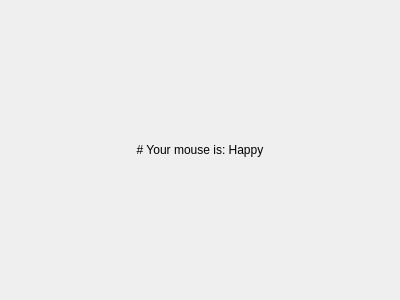
ETHZ-INS/Flow3R, file ui/WelfareAnalysisWidget.ui: the form before one commit.
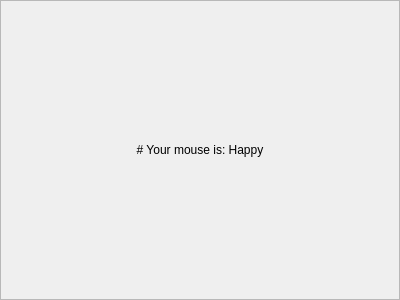
The form after the commit.

```diff
--- a/ui/WelfareAnalysisWidget.ui
+++ b/ui/WelfareAnalysisWidget.ui
@@ -18,6 +18,30 @@
   </property>
   <widget class="QWidget" name="dockWidgetContents">
    <layout class="QVBoxLayout" name="verticalLayout">
+    <property name="spacing">
+     <number>0</number>
+    </property>
+    <property name="leftMargin">
+     <number>0</number>
+    </property>
+    <property name="topMargin">
+     <number>0</number>
+    </property>
+    <property name="rightMargin">
+     <number>0</number>
+    </property>
+    <property name="bottomMargin">
+     <number>0</number>
+    </property>
+    <item>
+     <widget class="QFrame" name="frame">
+      <property name="frameShape">
+       <enum>QFrame::StyledPanel</enum>
+      </property>
+      <property name="frameShadow">
+       <enum>QFrame::Raised</enum>
+      </property>
+      <layout class="QVBoxLayout" name="verticalLayout_2">
     <item>
      <widget class="QLabel" name="label">
       <property name="text">
@@ -29,6 +53,9 @@
       <property name="alignment">
        <set>Qt::AlignCenter</set>
       </property>
+        </widget>
+       </item>
+      </layout>
      </widget>
     </item>
    </layout>
```
Lines whose indentation alone changed are shown as unchanged.
